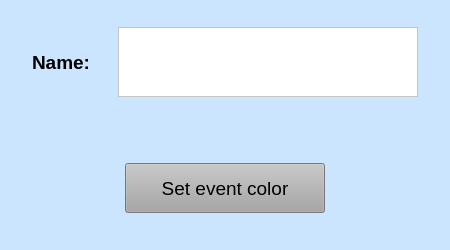
The window that GUI/Autogenerated/AGNewEventTypeW.ui (Klaudia-24/Harmonogram) describes before a commit, drawn with Qt 5.
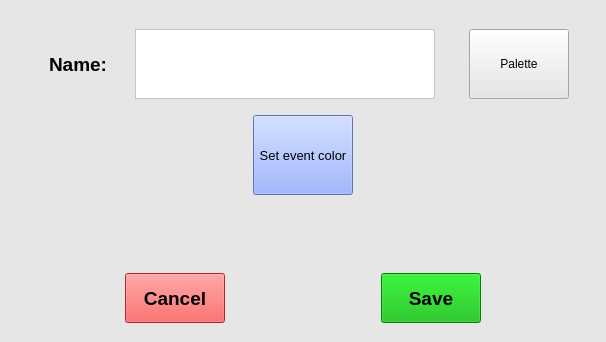
The same window after the commit.

Commit message: Changed window for adding new event type (new buttons and methods).

```diff
--- a/GUI/Autogenerated/AGNewEventTypeW.ui
+++ b/GUI/Autogenerated/AGNewEventTypeW.ui
@@ -9,8 +9,8 @@
    <rect>
     <x>0</x>
     <y>0</y>
-    <width>450</width>
-    <height>250</height>
+    <width>606</width>
+    <height>342</height>
    </rect>
   </property>
   <property name="sizePolicy">
@@ -23,10 +23,114 @@
    <string>New Event Type</string>
   </property>
   <property name="styleSheet">
-   <string notr="true">background-color: rgb(204, 229, 255);</string>
+   <string notr="true">background-color: rgb(230, 230, 230);</string>
   </property>
   <widget class="QWidget" name="centralwidget">
    <layout class="QGridLayout" name="gridLayout">
+    <item row="2" column="0">
+     <layout class="QHBoxLayout" name="horizontalLayout_3">
+      <item>
+       <spacer name="horizontalSpacer_6">
+        <property name="orientation">
+         <enum>Qt::Horizontal</enum>
+        </property>
+        <property name="sizeHint" stdset="0">
+         <size>
+          <width>40</width>
+          <height>20</height>
+         </size>
+        </property>
+       </spacer>
+      </item>
+      <item>
+       <widget class="QPushButton" name="cancelPushButton">
+        <property name="minimumSize">
+         <size>
+          <width>100</width>
+          <height>50</height>
+         </size>
+        </property>
+        <property name="maximumSize">
+         <size>
+          <width>16777215</width>
+          <height>50</height>
+         </size>
+        </property>
+        <property name="font">
+         <font>
+          <pointsize>14</pointsize>
+          <weight>75</weight>
+          <bold>true</bold>
+         </font>
+        </property>
+        <property name="styleSheet">
+         <string notr="true">background-color: rgb(255, 51, 51);</string>
+        </property>
+        <property name="text">
+         <string>Cancel</string>
+        </property>
+       </widget>
+      </item>
+      <item>
+       <spacer name="horizontalSpacer_5">
+        <property name="orientation">
+         <enum>Qt::Horizontal</enum>
+        </property>
+        <property name="sizeType">
+         <enum>QSizePolicy::Expanding</enum>
+        </property>
+        <property name="sizeHint" stdset="0">
+         <size>
+          <width>150</width>
+          <height>20</height>
+         </size>
+        </property>
+       </spacer>
+      </item>
+      <item>
+       <widget class="QPushButton" name="savePushButton">
+        <property name="minimumSize">
+         <size>
+          <width>100</width>
+          <height>50</height>
+         </size>
+        </property>
+        <property name="maximumSize">
+         <size>
+          <width>16777215</width>
+          <height>50</height>
+         </size>
+        </property>
+        <property name="font">
+         <font>
+          <pointsize>14</pointsize>
+          <weight>75</weight>
+          <bold>true</bold>
+         </font>
+        </property>
+        <property name="styleSheet">
+         <string notr="true">background-color: rgb(0, 179, 0);</string>
+        </property>
+        <property name="text">
+         <string>Save</string>
+        </property>
+       </widget>
+      </item>
+      <item>
+       <spacer name="horizontalSpacer_7">
+        <property name="orientation">
+         <enum>Qt::Horizontal</enum>
+        </property>
+        <property name="sizeHint" stdset="0">
+         <size>
+          <width>40</width>
+          <height>20</height>
+         </size>
+        </property>
+       </spacer>
+      </item>
+     </layout>
+    </item>
     <item row="0" column="0">
      <layout class="QVBoxLayout" name="verticalLayout">
       <item>
@@ -35,12 +139,12 @@
          <enum>Qt::Vertical</enum>
         </property>
         <property name="sizeType">
-         <enum>QSizePolicy::Fixed</enum>
+         <enum>QSizePolicy::Expanding</enum>
         </property>
         <property name="sizeHint" stdset="0">
          <size>
           <width>20</width>
-          <height>10</height>
+          <height>20</height>
          </size>
         </property>
        </spacer>
@@ -116,14 +220,52 @@
           </property>
          </widget>
         </item>
+        <item>
+         <spacer name="horizontalSpacer_8">
+          <property name="orientation">
+           <enum>Qt::Horizontal</enum>
+          </property>
+          <property name="sizeType">
+           <enum>QSizePolicy::Expanding</enum>
+          </property>
+          <property name="sizeHint" stdset="0">
+           <size>
+            <width>20</width>
+            <height>20</height>
+           </size>
+          </property>
+         </spacer>
+        </item>
+        <item>
+         <widget class="QPushButton" name="colorsPaletteButton">
+          <property name="minimumSize">
+           <size>
+            <width>100</width>
+            <height>70</height>
+           </size>
+          </property>
+          <property name="maximumSize">
+           <size>
+            <width>100</width>
+            <height>70</height>
+           </size>
+          </property>
+          <property name="text">
+           <string>Palette</string>
+          </property>
+         </widget>
+        </item>
         <item>
          <spacer name="horizontalSpacer_2">
           <property name="orientation">
            <enum>Qt::Horizontal</enum>
           </property>
+          <property name="sizeType">
+           <enum>QSizePolicy::Expanding</enum>
+          </property>
           <property name="sizeHint" stdset="0">
            <size>
-            <width>40</width>
+            <width>20</width>
             <height>20</height>
            </size>
           </property>
@@ -137,12 +279,12 @@
          <enum>Qt::Vertical</enum>
         </property>
         <property name="sizeType">
-         <enum>QSizePolicy::Fixed</enum>
+         <enum>QSizePolicy::Expanding</enum>
         </property>
         <property name="sizeHint" stdset="0">
          <size>
           <width>20</width>
-          <height>60</height>
+          <height>10</height>
          </size>
         </property>
        </spacer>
@@ -166,23 +308,23 @@
          <widget class="QPushButton" name="pushButton">
           <property name="minimumSize">
            <size>
-            <width>200</width>
-            <height>0</height>
+            <width>100</width>
+            <height>80</height>
            </size>
           </property>
           <property name="maximumSize">
            <size>
             <width>16777215</width>
-            <height>50</height>
+            <height>80</height>
            </size>
           </property>
           <property name="font">
            <font>
-            <pointsize>14</pointsize>
+            <pointsize>10</pointsize>
            </font>
           </property>
           <property name="styleSheet">
-           <string notr="true">background-color: rgb(166, 166, 166);</string>
+           <string notr="true">background-color: rgb(128, 159, 255);</string>
           </property>
           <property name="text">
            <string>Set event color</string>
@@ -206,7 +348,7 @@
       </item>
      </layout>
     </item>
-    <item row="1" column="0">
+    <item row="3" column="0">
      <spacer name="verticalSpacer_2">
       <property name="orientation">
        <enum>Qt::Vertical</enum>
@@ -217,7 +359,23 @@
       <property name="sizeHint" stdset="0">
        <size>
         <width>20</width>
-        <height>20</height>
+        <height>10</height>
+       </size>
+      </property>
+     </spacer>
+    </item>
+    <item row="1" column="0">
+     <spacer name="verticalSpacer_4">
+      <property name="orientation">
+       <enum>Qt::Vertical</enum>
+      </property>
+      <property name="sizeType">
+       <enum>QSizePolicy::Expanding</enum>
+      </property>
+      <property name="sizeHint" stdset="0">
+       <size>
+        <width>20</width>
+        <height>50</height>
        </size>
       </property>
      </spacer>
```
Left out of the diff: 2 changed lines with no effect on the pictures. The commit also changes 2 other files.
